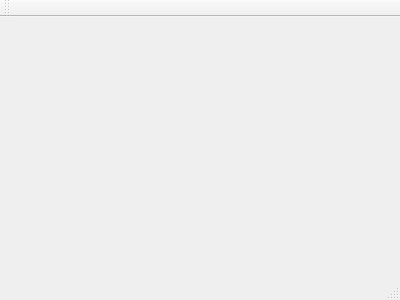
The window that IVAN/UI/mainwindow.ui (hjptriplebee/ITVAS) describes before a commit, drawn with Qt 5.
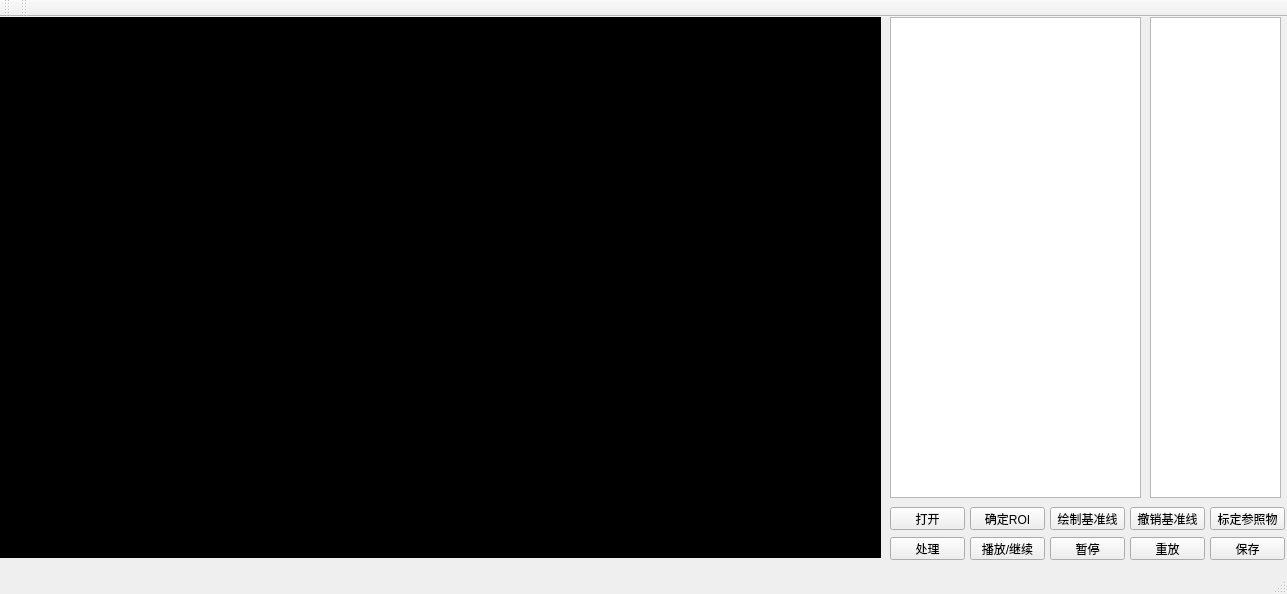
The same window after the commit.

Patch:
```diff
--- a/IVAN/UI/mainwindow.ui
+++ b/IVAN/UI/mainwindow.ui
@@ -1,24 +1,322 @@
 <ui version="4.0">
  <class>MainWindow</class>
- <widget class="QMainWindow" name="MainWindow" >
-  <property name="geometry" >
+ <widget class="QMainWindow" name="MainWindow">
+  <property name="geometry">
    <rect>
     <x>0</x>
     <y>0</y>
-    <width>400</width>
-    <height>300</height>
+    <width>1287</width>
+    <height>594</height>
    </rect>
   </property>
   <property name="windowTitle" >
    <string>MainWindow</string>
   </property>
-  <widget class="QMenuBar" name="menuBar" />
-  <widget class="QToolBar" name="mainToolBar" />
-  <widget class="QWidget" name="centralWidget" />
-  <widget class="QStatusBar" name="statusBar" />
+  <widget class="QWidget" name="centralWidget">
+   <widget class="QTableView" name="tableView">
+    <property name="geometry">
+     <rect>
+      <x>890</x>
+      <y>0</y>
+      <width>251</width>
+      <height>481</height>
+     </rect>
+    </property>
+    <property name="sizePolicy">
+     <sizepolicy hsizetype="Expanding" vsizetype="Expanding">
+      <horstretch>0</horstretch>
+      <verstretch>0</verstretch>
+     </sizepolicy>
+    </property>
+   </widget>
+   <widget class="QLabel" name="label">
+    <property name="geometry">
+     <rect>
+      <x>0</x>
+      <y>0</y>
+      <width>881</width>
+      <height>541</height>
+     </rect>
+    </property>
+    <property name="sizePolicy">
+     <sizepolicy hsizetype="Expanding" vsizetype="Expanding">
+      <horstretch>0</horstretch>
+      <verstretch>0</verstretch>
+     </sizepolicy>
+    </property>
+    <property name="palette">
+     <palette>
+      <active>
+       <colorrole role="Base">
+        <brush brushstyle="SolidPattern">
+         <color alpha="255">
+          <red>255</red>
+          <green>255</green>
+          <blue>255</blue>
+         </color>
+        </brush>
+       </colorrole>
+       <colorrole role="Window">
+        <brush brushstyle="SolidPattern">
+         <color alpha="255">
+          <red>0</red>
+          <green>0</green>
+          <blue>0</blue>
+         </color>
+        </brush>
+       </colorrole>
+      </active>
+      <inactive>
+       <colorrole role="Base">
+        <brush brushstyle="SolidPattern">
+         <color alpha="255">
+          <red>255</red>
+          <green>255</green>
+          <blue>255</blue>
+         </color>
+        </brush>
+       </colorrole>
+       <colorrole role="Window">
+        <brush brushstyle="SolidPattern">
+         <color alpha="255">
+          <red>0</red>
+          <green>0</green>
+          <blue>0</blue>
+         </color>
+        </brush>
+       </colorrole>
+      </inactive>
+      <disabled>
+       <colorrole role="Base">
+        <brush brushstyle="SolidPattern">
+         <color alpha="255">
+          <red>0</red>
+          <green>0</green>
+          <blue>0</blue>
+         </color>
+        </brush>
+       </colorrole>
+       <colorrole role="Window">
+        <brush brushstyle="SolidPattern">
+         <color alpha="255">
+          <red>0</red>
+          <green>0</green>
+          <blue>0</blue>
+         </color>
+        </brush>
+       </colorrole>
+      </disabled>
+     </palette>
+    </property>
+    <property name="autoFillBackground">
+     <bool>true</bool>
+    </property>
+    <property name="text">
+     <string/>
+    </property>
+   </widget>
+   <widget class="QTextBrowser" name="textBrowser">
+    <property name="geometry">
+     <rect>
+      <x>1150</x>
+      <y>0</y>
+      <width>131</width>
+      <height>481</height>
+     </rect>
+    </property>
+   </widget>
+   <widget class="QPushButton" name="open">
+    <property name="geometry">
+     <rect>
+      <x>890</x>
+      <y>490</y>
+      <width>75</width>
+      <height>23</height>
+     </rect>
+    </property>
+    <property name="sizePolicy">
+     <sizepolicy hsizetype="Minimum" vsizetype="Fixed">
+      <horstretch>0</horstretch>
+      <verstretch>0</verstretch>
+     </sizepolicy>
+    </property>
+    <property name="text">
+     <string>打开</string>
+    </property>
+   </widget>
+   <widget class="QPushButton" name="drawLine">
+    <property name="geometry">
+     <rect>
+      <x>1050</x>
+      <y>490</y>
+      <width>75</width>
+      <height>23</height>
+     </rect>
+    </property>
+    <property name="text">
+     <string>绘制基准线</string>
+    </property>
+   </widget>
+   <widget class="QPushButton" name="deleteLine">
+    <property name="geometry">
+     <rect>
+      <x>1130</x>
+      <y>490</y>
+      <width>75</width>
+      <height>23</height>
+     </rect>
+    </property>
+    <property name="text">
+     <string>撤销基准线</string>
+    </property>
+   </widget>
+   <widget class="QPushButton" name="cut">
+    <property name="geometry">
+     <rect>
+      <x>970</x>
+      <y>490</y>
+      <width>75</width>
+      <height>23</height>
+     </rect>
+    </property>
+    <property name="text">
+     <string>确定ROI</string>
+    </property>
+   </widget>
+   <widget class="QPushButton" name="proc">
+    <property name="geometry">
+     <rect>
+      <x>890</x>
+      <y>520</y>
+      <width>75</width>
+      <height>23</height>
+     </rect>
+    </property>
+    <property name="sizePolicy">
+     <sizepolicy hsizetype="Minimum" vsizetype="Fixed">
+      <horstretch>0</horstretch>
+      <verstretch>0</verstretch>
+     </sizepolicy>
+    </property>
+    <property name="text">
+     <string>处理</string>
+    </property>
+   </widget>
+   <widget class="QPushButton" name="play">
+    <property name="geometry">
+     <rect>
+      <x>970</x>
+      <y>520</y>
+      <width>75</width>
+      <height>23</height>
+     </rect>
+    </property>
+    <property name="sizePolicy">
+     <sizepolicy hsizetype="Minimum" vsizetype="Fixed">
+      <horstretch>0</horstretch>
+      <verstretch>0</verstretch>
+     </sizepolicy>
+    </property>
+    <property name="text">
+     <string>播放/继续</string>
+    </property>
+   </widget>
+   <widget class="QPushButton" name="mark">
+    <property name="geometry">
+     <rect>
+      <x>1210</x>
+      <y>490</y>
+      <width>75</width>
+      <height>23</height>
+     </rect>
+    </property>
+    <property name="text">
+     <string>标定参照物</string>
+    </property>
+   </widget>
+   <widget class="QPushButton" name="stop">
+    <property name="geometry">
+     <rect>
+      <x>1050</x>
+      <y>520</y>
+      <width>75</width>
+      <height>23</height>
+     </rect>
+    </property>
+    <property name="sizePolicy">
+     <sizepolicy hsizetype="Minimum" vsizetype="Fixed">
+      <horstretch>0</horstretch>
+      <verstretch>0</verstretch>
+     </sizepolicy>
+    </property>
+    <property name="text">
+     <string>暂停</string>
+    </property>
+   </widget>
+   <widget class="QPushButton" name="replay">
+    <property name="geometry">
+     <rect>
+      <x>1130</x>
+      <y>520</y>
+      <width>75</width>
+      <height>23</height>
+     </rect>
+    </property>
+    <property name="text">
+     <string>重放</string>
+    </property>
+   </widget>
+   <widget class="QPushButton" name="save">
+    <property name="geometry">
+     <rect>
+      <x>1210</x>
+      <y>520</y>
+      <width>75</width>
+      <height>23</height>
+     </rect>
+    </property>
+    <property name="text">
+     <string>保存</string>
+    </property>
+   </widget>
+  </widget>
+  <widget class="QToolBar" name="mainToolBar">
+   <attribute name="toolBarArea">
+    <enum>TopToolBarArea</enum>
+   </attribute>
+   <attribute name="toolBarBreak">
+    <bool>false</bool>
+   </attribute>
+  </widget>
+  <widget class="QStatusBar" name="statusBar"/>
+  <widget class="QToolBar" name="toolBar">
+   <property name="windowTitle">
+    <string>toolBar</string>
+   </property>
+   <attribute name="toolBarArea">
+    <enum>TopToolBarArea</enum>
+   </attribute>
+   <attribute name="toolBarBreak">
+    <bool>false</bool>
+   </attribute>
+  </widget>
+  <widget class="QMenuBar" name="menuBar">
+   <property name="geometry">
+    <rect>
+     <x>0</x>
+     <y>0</y>
+     <width>1287</width>
+     <height>23</height>
+    </rect>
+   </property>
+  </widget>
+  <action name="actionOpen">
+   <property name="text">
+    <string>Open</string>
+   </property>
+  </action>
  </widget>
- <layoutDefault spacing="6" margin="11" />
- <pixmapfunction></pixmapfunction>
+ <layoutdefault spacing="6" margin="11"/>
  <resources/>
  <connections/>
 </ui>
```
Left out of the diff: 3 changed lines with no effect on the pictures.
